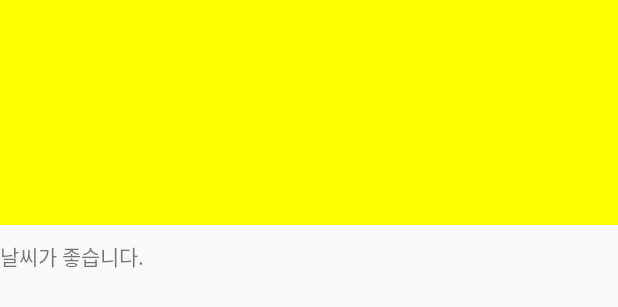
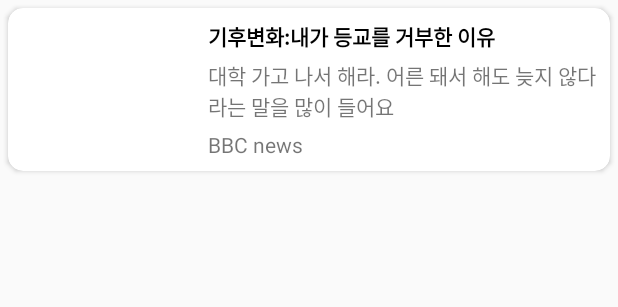
Before and after one commit to Green-Cloud-Project/GreenCloud, an Android app: the layout item_news.xml on its own in the app's theme, with its tools: preview values and no code run, on a phone screen of 412 x 824 dp. Shown: the top 307 px of the screen. Run offline under Robolectric (Android 15) with nearby library versions, the phone set to English and light mode, and no system bars; network calls fail.

Commit message:
News 버그 수정

```diff
--- a/app/src/main/res/layout/item_news.xml
+++ b/app/src/main/res/layout/item_news.xml
@@ -2,18 +2,67 @@
 <LinearLayout xmlns:android="http://schemas.android.com/apk/res/android"
     android:layout_width="match_parent"
     android:layout_height="wrap_content"
+    xmlns:app="http://schemas.android.com/apk/res-auto"
     android:orientation="vertical">
 
-    <ImageView
+
+    <androidx.cardview.widget.CardView
+
+        android:id="@+id/cardview"
         android:layout_width="match_parent"
-        android:layout_height="150dp"
-        android:background="#FFFF00" />
+        android:layout_height="wrap_content"
+        app:cardCornerRadius="10dp"
+        android:layout_margin="5dp"
+        app:cardElevation="2dp"
+        >
 
-    <TextView
-        android:layout_width="wrap_content"
-        android:layout_height="wrap_content"
-        android:layout_marginTop="10dp"
-        android:layout_marginBottom="20dp"
-        android:text="날씨가 좋습니다." />
+        <RelativeLayout
+            android:id="@+id/rl_vv"
+            android:layout_width="match_parent"
+            android:layout_height="wrap_content"
+            android:padding="8dp">
+
+            <ImageView
+                android:id="@+id/iv_image"
+                android:layout_width="120dp"
+                android:layout_height="90dp"
+                android:padding="4dp" />
+
+            <TextView
+                android:id="@+id/tv_title"
+                android:layout_width="match_parent"
+                android:layout_height="wrap_content"
+                android:layout_marginLeft="5dp"
+                android:layout_toRightOf="@id/iv_image"
+                android:text="기후변화:내가 등교를 거부한 이유"
+                android:textStyle="bold"
+                android:textAppearance="@style/Base.TextAppearance.AppCompat.Small"
+                android:textColor="#000000" />
+
+            <TextView
+                android:id="@+id/tv_desc"
+                android:layout_width="match_parent"
+                android:layout_height="wrap_content"
+                android:layout_below="@id/tv_title"
+                android:layout_marginLeft="5dp"
+                android:layout_marginTop="5dp"
+                android:layout_toRightOf="@id/iv_image"
+                android:text="대학 가고 나서 해라. 어른 돼서 해도 늦지 않다 라는 말을 많이 들어요"
+                android:textAppearance="@style/Base.TextAppearance.AppCompat.Small" />
+
+            <TextView
+                android:id="@+id/tv_from"
+                android:layout_width="match_parent"
+                android:layout_height="wrap_content"
+                android:layout_below="@id/tv_desc"
+                android:layout_marginLeft="5dp"
+                android:layout_marginTop="5dp"
+                android:layout_toRightOf="@id/iv_image"
+                android:text="BBC news"/>
+
+
+        </RelativeLayout>
+
+    </androidx.cardview.widget.CardView>
 
 </LinearLayout>
```
Also changed, not shown: app/src/main/java/com/share/greencloud/presentation/adapter/NewsRvAdt.java (+76 -7 lines), app/src/main/java/com/share/greencloud/presentation/adapter/NewsVH.java (deleted, +0 -21 lines), app/src/main/java/com/share/greencloud/presentation/fragment/NewsFragment.java (+125 -84 lines), app/src/main/res/layout/fragment_news.xml (+13 -5 lines).
